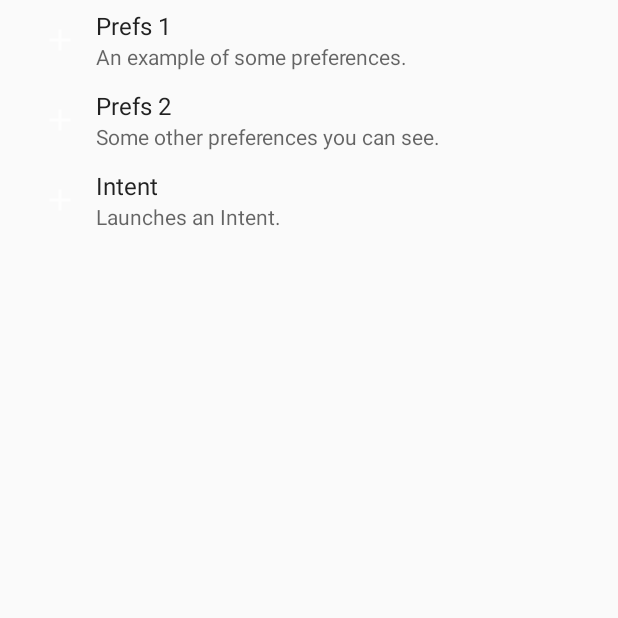
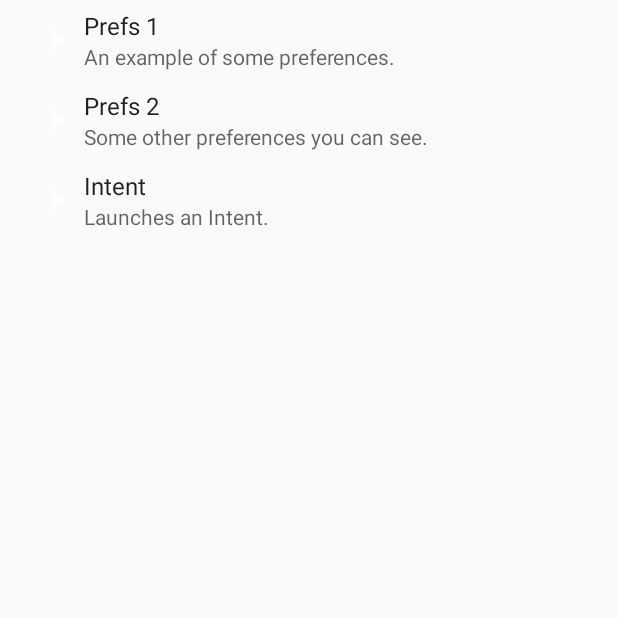
Before and after one commit to budnyjj/MoneyKeeper, an Android app: the ActivitySettings screen opened directly, with no data from a screen before it, on a phone screen of 412 x 824 dp, the top half of it. Run offline under Robolectric (Android 15) with nearby library versions, the phone set to English and light mode, and no system bars.

Commit message:
use vector icons

```diff
--- /dev/null
+++ b/src/app/src/main/res/drawable/ic_add_white.xml
@@ -0,0 +1,10 @@
+<?xml version="1.0" encoding="utf-8"?>
+<vector xmlns:android="http://schemas.android.com/apk/res/android"
+    android:height="24dp"
+    android:width="24dp"
+    android:viewportWidth="24"
+    android:viewportHeight="24">
+
+    <path android:fillColor="#fff"
+        android:pathData="M19,13H13V19H11V13H5V11H11V5H13V11H19V13Z" />
+</vector>
--- a/src/app/src/main/res/xml/preference_headers.xml
+++ b/src/app/src/main/res/xml/preference_headers.xml
@@ -3,12 +3,12 @@
     xmlns:android="http://schemas.android.com/apk/res/android">
 
     <header android:fragment="budny.moneykeeper.view.activities.ActivitySettings$Prefs1Fragment"
-        android:icon="@drawable/ic_add"
+        android:icon="@drawable/ic_add_white"
         android:title="Prefs 1"
         android:summary="An example of some preferences." />
 
     <header android:fragment="budny.moneykeeper.view.activities.ActivitySettings$Prefs2Fragment"
-        android:icon="@drawable/ic_add"
+        android:icon="@drawable/ic_add_white"
         android:title="Prefs 2"
         android:summary="Some other preferences you can see.">
         <!-- Arbitrary key/value pairs can be included with a header as
@@ -16,7 +16,7 @@
         <extra android:name="someKey" android:value="someHeaderValue" />
     </header>
 
-    <header android:icon="@drawable/ic_add"
+    <header android:icon="@drawable/ic_add_white"
         android:title="Intent"
         android:summary="Launches an Intent.">
         <intent android:action="android.intent.action.VIEW"
--- a/src/build.gradle
+++ b/src/build.gradle
@@ -6,7 +6,7 @@
     }
     dependencies {
         //classpath 'com.android.tools.build:gradle-experimental:0.7.0-alpha4'
-        classpath 'com.android.tools.build:gradle:1.5.0'
+        classpath 'com.android.tools.build:gradle:2.0.0'
         classpath 'io.realm:realm-gradle-plugin:0.88.2'
         // NOTE: Do not place your application dependencies here; they belong
         // in the individual module build.gradle files
```
Also changed, not shown: src/app/build.gradle (+5 -30 lines), src/app/src/main/res/layout/activity_balance.xml (+6 -1 lines), src/app/src/main/res/drawable-hdpi/ic_action_main_menu.png (deleted), src/app/src/main/res/drawable-hdpi/ic_add.png (deleted), src/app/src/main/res/drawable-mdpi/ic_action_main_menu.png (deleted), src/app/src/main/res/drawable-mdpi/ic_add.png (deleted), src/app/src/main/res/drawable-xhdpi/ic_action_main_menu.png (deleted), src/app/src/main/res/drawable-xhdpi/ic_add.png (deleted), src/app/src/main/res/drawable-xxhdpi/ic_action_main_menu.png (deleted), src/app/src/main/res/drawable-xxhdpi/ic_add.png (deleted).
